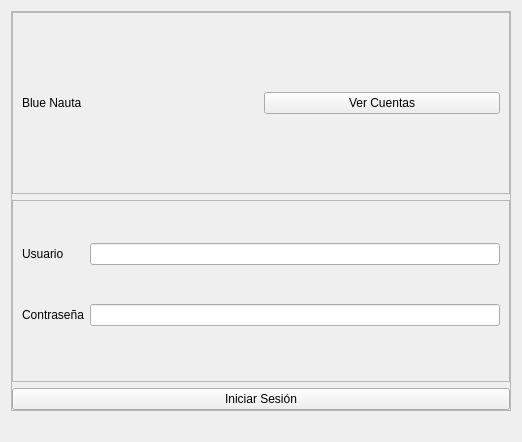
This is view/ui/main.ui in R0land013/blue-nauta as Qt 5 draws it before an edit. The edited form follows.
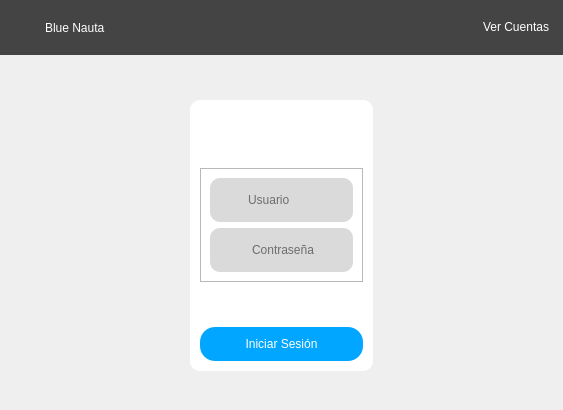
This is the edited form. Icons and pictures are not drawn.

Commit message: QCSS was added to UI files

Diff of the .ui file:
```diff
--- a/view/ui/main.ui
+++ b/view/ui/main.ui
@@ -6,16 +6,88 @@
    <rect>
     <x>0</x>
     <y>0</y>
-    <width>522</width>
-    <height>442</height>
+    <width>563</width>
+    <height>410</height>
    </rect>
   </property>
   <property name="windowTitle">
    <string>Frame</string>
   </property>
-  <layout class="QVBoxLayout" name="verticalLayout">
-   <item>
+  <property name="windowIcon">
+   <iconset resource="resources.qrc">
+    <normaloff>:/logo/assets/bluenauta.png</normaloff>:/logo/assets/bluenauta.png</iconset>
+  </property>
+  <property name="styleSheet">
+   <string notr="true">QFrame #base_container{
+	background-color:rgb(0, 166, 255);
+}</string>
+  </property>
+  <layout class="QGridLayout" name="gridLayout_2">
+   <property name="leftMargin">
+    <number>0</number>
+   </property>
+   <property name="topMargin">
+    <number>0</number>
+   </property>
+   <property name="rightMargin">
+    <number>0</number>
+   </property>
+   <property name="bottomMargin">
+    <number>0</number>
+   </property>
+   <item row="2" column="1" rowspan="3">
     <widget class="QFrame" name="main_container">
+     <property name="styleSheet">
+      <string notr="true">QWidget #main_container{
+	border-radius:10px;
+	background-color: rgb(255, 255, 255);
+	padding:10px;
+}
+
+QWidget #user_container, #password_container{
+	border-radius: 10px;
+	background-color: rgb(218, 218, 218);
+}
+
+QLineEdit{
+	padding:5px;
+	color: black;
+	font: 10pt &quot;Segoe UI&quot;;
+	background-color: transparent;
+	border: 0px;
+	
+}
+QLabel{
+	color: rgba(0, 0, 0, 150);
+	font: 10pt &quot;Segoe UI&quot;;	
+}
+QCheckBox, QRadioButton{
+	font: 10pt &quot;Segoe UI&quot;;
+	color:rgba(0, 0, 0, 150);
+}
+QCheckBox::indicator, QRadioButton::indicator {
+	border: 1px solid rgb(100, 100, 100);
+	width: 10px;
+	height: 10px;
+	border-radius: 5px;
+	background-color: rgb(135, 135, 135);
+}
+QCheckBox::indicator:checked, QRadioButton::indicator:checked {
+	border: 1px solid rgb(0, 128, 212);
+	background-color: rgb(0, 221, 255)
+}
+QPushButton{
+	color: white;
+	font: 10pt &quot;Segoe UI&quot;;	
+	background-color:rgb(0, 166, 255);
+	border-radius:15px;
+	padding: 10px;
+}
+QPushButton:hover{
+	
+	background-color: rgb(0, 123, 255);
+}</string>
+     </property>
      <property name="frameShape">
       <enum>QFrame::StyledPanel</enum>
      </property>
@@ -36,31 +108,31 @@
        <number>0</number>
       </property>
       <item>
-       <widget class="QFrame" name="frame_2">
-        <property name="frameShape">
-         <enum>QFrame::StyledPanel</enum>
+       <widget class="QLabel" name="label">
+        <property name="text">
+         <string/>
         </property>
-        <property name="frameShadow">
-         <enum>QFrame::Raised</enum>
+        <property name="pixmap">
+         <pixmap resource="resources.qrc">:/logo/assets/nauta.png</pixmap>
         </property>
-        <layout class="QHBoxLayout" name="horizontalLayout">
-         <item>
-          <widget class="QLabel" name="label">
-           <property name="text">
-            <string>Blue Nauta</string>
-           </property>
-          </widget>
-         </item>
-         <item>
-          <widget class="QPushButton" name="show_accounts_button">
-           <property name="text">
-            <string>Ver Cuentas</string>
-           </property>
-          </widget>
-         </item>
-        </layout>
+        <property name="alignment">
+         <set>Qt::AlignCenter</set>
+        </property>
        </widget>
       </item>
+      <item>
+       <spacer name="verticalSpacer_4">
+        <property name="orientation">
+         <enum>Qt::Vertical</enum>
+        </property>
+        <property name="sizeHint" stdset="0">
+         <size>
+          <width>20</width>
+          <height>40</height>
+         </size>
+        </property>
+       </spacer>
+      </item>
       <item>
        <widget class="QFrame" name="frame">
         <property name="frameShape">
@@ -69,37 +141,120 @@
         <property name="frameShadow">
          <enum>QFrame::Raised</enum>
         </property>
-        <layout class="QGridLayout" name="gridLayout">
-         <property name="bottomMargin">
-          <number>20</number>
-         </property>
-         <item row="0" column="1">
-          <widget class="QLineEdit" name="user_line_edit"/>
-         </item>
-         <item row="1" column="0">
-          <widget class="QLabel" name="label_3">
-           <property name="text">
-            <string>Contraseña</string>
-           </property>
-          </widget>
-         </item>
-         <item row="1" column="1">
-          <widget class="QLineEdit" name="password_line_edit">
-           <property name="echoMode">
-            <enum>QLineEdit::Password</enum>
-           </property>
-          </widget>
-         </item>
+        <layout class="QGridLayout" name="gridLayout_4">
          <item row="0" column="0">
-          <widget class="QLabel" name="label_2">
-           <property name="text">
-            <string>Usuario</string>
+          <widget class="QWidget" name="user_container" native="true">
+           <property name="styleSheet">
+            <string notr="true"/>
            </property>
+           <layout class="QGridLayout" name="gridLayout">
+            <property name="horizontalSpacing">
+             <number>2</number>
+            </property>
+            <item row="0" column="0">
+             <widget class="QLabel" name="label_2">
+              <property name="minimumSize">
+               <size>
+                <width>20</width>
+                <height>20</height>
+               </size>
+              </property>
+              <property name="maximumSize">
+               <size>
+                <width>20</width>
+                <height>20</height>
+               </size>
+              </property>
+              <property name="text">
+               <string/>
+              </property>
+              <property name="pixmap">
+               <pixmap resource="resources.qrc">:/icons/assets/user.png</pixmap>
+              </property>
+              <property name="scaledContents">
+               <bool>true</bool>
+              </property>
+              <property name="alignment">
+               <set>Qt::AlignCenter</set>
+              </property>
+             </widget>
+            </item>
+            <item row="0" column="1">
+             <widget class="QLineEdit" name="user_line_edit">
+              <property name="placeholderText">
+               <string>Usuario</string>
+              </property>
+              <property name="clearButtonEnabled">
+               <bool>true</bool>
+              </property>
+             </widget>
+            </item>
+           </layout>
+          </widget>
+         </item>
+         <item row="1" column="0">
+          <widget class="QWidget" name="password_container" native="true">
+           <layout class="QGridLayout" name="gridLayout_3">
+            <item row="0" column="1">
+             <widget class="QLabel" name="label_3">
+              <property name="minimumSize">
+               <size>
+                <width>20</width>
+                <height>20</height>
+               </size>
+              </property>
+              <property name="maximumSize">
+               <size>
+                <width>20</width>
+                <height>20</height>
+               </size>
+              </property>
+              <property name="text">
+               <string/>
+              </property>
+              <property name="pixmap">
+               <pixmap resource="resources.qrc">:/icons/assets/security.png</pixmap>
+              </property>
+              <property name="scaledContents">
+               <bool>true</bool>
+              </property>
+              <property name="alignment">
+               <set>Qt::AlignCenter</set>
+              </property>
+             </widget>
+            </item>
+            <item row="0" column="2">
+             <widget class="QLineEdit" name="password_line_edit">
+              <property name="echoMode">
+               <enum>QLineEdit::Password</enum>
+              </property>
+              <property name="placeholderText">
+               <string>Contraseña</string>
+              </property>
+              <property name="clearButtonEnabled">
+               <bool>true</bool>
+              </property>
+             </widget>
+            </item>
+           </layout>
           </widget>
          </item>
         </layout>
        </widget>
       </item>
+      <item>
+       <spacer name="verticalSpacer_3">
+        <property name="orientation">
+         <enum>Qt::Vertical</enum>
+        </property>
+        <property name="sizeHint" stdset="0">
+         <size>
+          <width>20</width>
+          <height>40</height>
+         </size>
+        </property>
+       </spacer>
+      </item>
       <item>
        <widget class="QPushButton" name="init_session_button">
         <property name="text">
@@ -110,7 +265,7 @@
      </layout>
     </widget>
    </item>
-   <item>
+   <item row="4" column="0">
     <widget class="QLabel" name="status_label">
      <property name="sizePolicy">
       <sizepolicy hsizetype="Maximum" vsizetype="Maximum">
@@ -123,6 +278,195 @@
      </property>
     </widget>
    </item>
+   <item row="0" column="0" colspan="3">
+    <widget class="QWidget" name="superior_bar" native="true">
+     <property name="minimumSize">
+      <size>
+       <width>0</width>
+       <height>55</height>
+      </size>
+     </property>
+     <property name="maximumSize">
+      <size>
+       <width>16777215</width>
+       <height>55</height>
+      </size>
+     </property>
+     <property name="styleSheet">
+      <string notr="true">QWidget #superior_bar{
+	background-color: rgb(68, 68, 68);/*rgb(77, 77, 127);*/
+}
+
+QPushButton{
+	color: white;
+	font: 10pt &quot;Segoe UI&quot;;	
+	background-color:transparent;
+	border-radius:10px;
+	padding: 5px;
+}
+
+QPushButton:hover{
+	background-color: rgba(255, 255, 255, 100);
+}</string>
+     </property>
+     <layout class="QHBoxLayout" name="horizontalLayout_4">
+      <item>
+       <widget class="QWidget" name="indicator" native="true">
+        <layout class="QHBoxLayout" name="horizontalLayout_2">
+         <property name="leftMargin">
+          <number>0</number>
+         </property>
+         <property name="topMargin">
+          <number>0</number>
+         </property>
+         <property name="rightMargin">
+          <number>0</number>
+         </property>
+         <property name="bottomMargin">
+          <number>0</number>
+         </property>
+         <item>
+          <widget class="QLabel" name="section_img">
+           <property name="minimumSize">
+            <size>
+             <width>30</width>
+             <height>30</height>
+            </size>
+           </property>
+           <property name="maximumSize">
+            <size>
+             <width>30</width>
+             <height>30</height>
+            </size>
+           </property>
+           <property name="text">
+            <string/>
+           </property>
+           <property name="pixmap">
+            <pixmap resource="resources.qrc">:/logo/assets/bluenauta.png</pixmap>
+           </property>
+           <property name="scaledContents">
+            <bool>true</bool>
+           </property>
+           <property name="alignment">
+            <set>Qt::AlignCenter</set>
+           </property>
+          </widget>
+         </item>
+         <item>
+          <widget class="QLabel" name="section_name">
+           <property name="styleSheet">
+            <string notr="true">font: 14pt &quot;Segoe UI&quot;;
+color: rgb(255, 255, 255);</string>
+           </property>
+           <property name="text">
+            <string>Blue Nauta</string>
+           </property>
+          </widget>
+         </item>
+        </layout>
+       </widget>
+      </item>
+      <item>
+       <spacer name="horizontalSpacer_2">
+        <property name="orientation">
+         <enum>Qt::Horizontal</enum>
+        </property>
+        <property name="sizeHint" stdset="0">
+         <size>
+          <width>605</width>
+          <height>20</height>
+         </size>
+        </property>
+       </spacer>
+      </item>
+      <item>
+       <widget class="QPushButton" name="show_accounts_button">
+        <property name="minimumSize">
+         <size>
+          <width>0</width>
+          <height>0</height>
+         </size>
+        </property>
+        <property name="maximumSize">
+         <size>
+          <width>16777215</width>
+          <height>16777215</height>
+         </size>
+        </property>
+        <property name="text">
+         <string>Ver Cuentas</string>
+        </property>
+        <property name="icon">
+         <iconset resource="resources.qrc">
+          <normaloff>:/icons/assets/account.png</normaloff>:/icons/assets/account.png</iconset>
+        </property>
+        <property name="iconSize">
+         <size>
+          <width>32</width>
+          <height>32</height>
+         </size>
+        </property>
+        <property name="flat">
+         <bool>true</bool>
+        </property>
+       </widget>
+      </item>
+     </layout>
+    </widget>
+   </item>
+   <item row="5" column="1">
+    <spacer name="verticalSpacer_2">
+     <property name="orientation">
+      <enum>Qt::Vertical</enum>
+     </property>
+     <property name="sizeHint" stdset="0">
+      <size>
+       <width>20</width>
+       <height>40</height>
+      </size>
+     </property>
+    </spacer>
+   </item>
+   <item row="2" column="0" rowspan="2">
+    <spacer name="horizontalSpacer_3">
+     <property name="orientation">
+      <enum>Qt::Horizontal</enum>
+     </property>
+     <property name="sizeHint" stdset="0">
+      <size>
+       <width>197</width>
+       <height>249</height>
+      </size>
+     </property>
+    </spacer>
+   </item>
+   <item row="2" column="2" rowspan="3">
+    <spacer name="horizontalSpacer">
+     <property name="orientation">
+      <enum>Qt::Horizontal</enum>
+     </property>
+     <property name="sizeHint" stdset="0">
+      <size>
+       <width>40</width>
+       <height>20</height>
+      </size>
+     </property>
+    </spacer>
+   </item>
+   <item row="1" column="1">
+    <spacer name="verticalSpacer">
+     <property name="orientation">
+      <enum>Qt::Vertical</enum>
+     </property>
+     <property name="sizeHint" stdset="0">
+      <size>
+       <width>20</width>
+       <height>40</height>
+      </size>
+     </property>
+    </spacer>
+   </item>
   </layout>
  </widget>
  <resources/>
```
Left out of the diff: 4 changed lines with no effect on the pictures. The commit also changes 3 other files.
